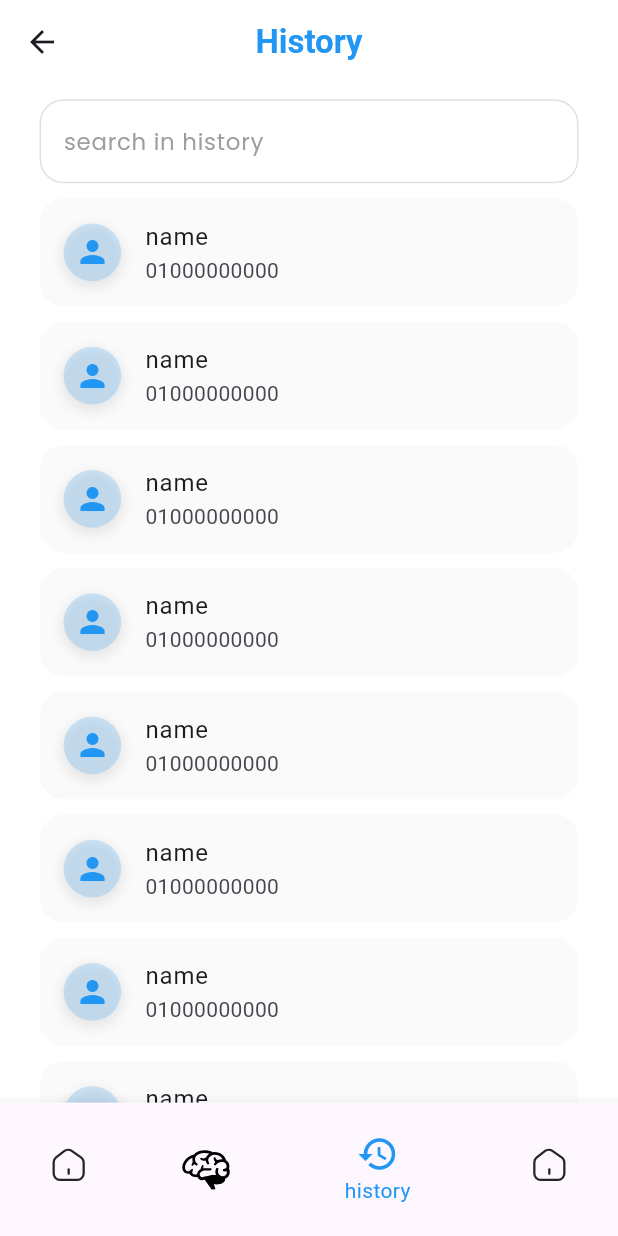
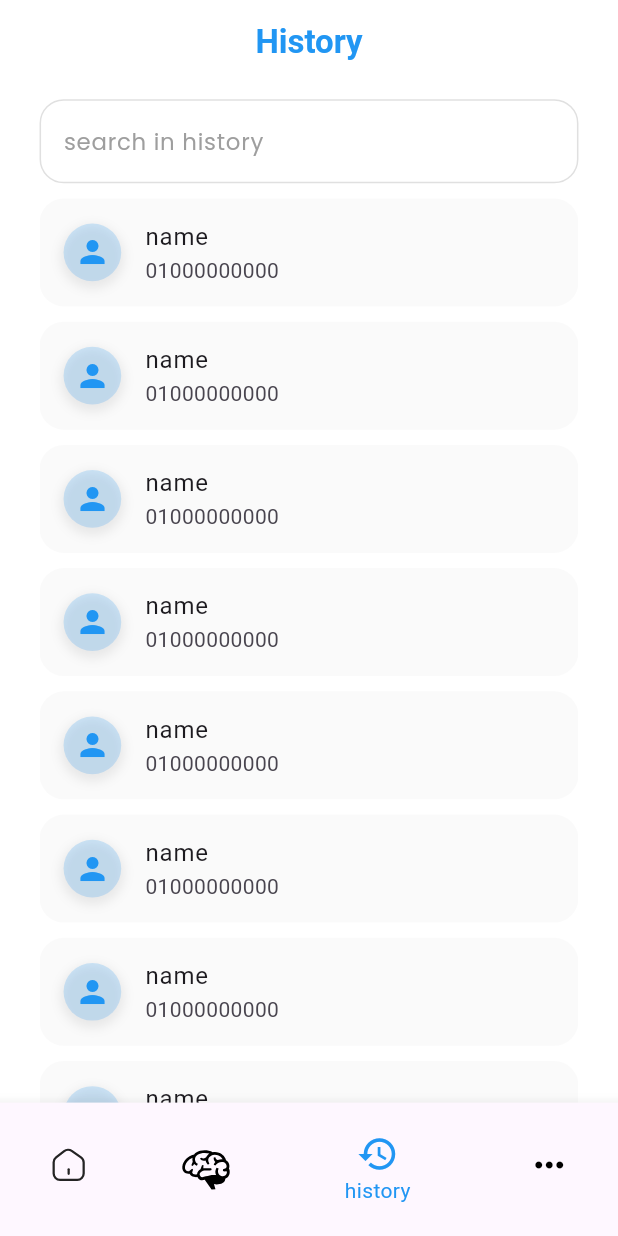
Before and after one commit to IbrahimElbazz/Brainpulse, a Flutter app: the AppNavigation screen opened directly, item 3 of the bottom bar chosen, on a phone screen of 412 x 824 dp. Run offline on Flutter 3.47's test engine with Material 3 defaults, Android fonts, the phone set to English and light mode, and no system bars; our stand-ins replace flutter_bloc, flutter_screenutil, flutter_svg, google_fonts, intl_phone_field.

Commit message:
change more icon in navigation bar

```diff
--- a/lib/features/app_navigation/app_navigation.dart
+++ b/lib/features/app_navigation/app_navigation.dart
@@ -60,14 +60,17 @@ class _AppNavigationState extends State<AppNavigation> {
           size: 28,
         ),
       ),
-      BottomNavigationBarItem(
-        icon: SvgPicture.asset(
-          'assets/svgs/home-2.svg',
+      const BottomNavigationBarItem(
+        icon: Icon(
+          color: Colors.black,
+          Icons.more_horiz,
+          size: 28,
         ),
         label: 'more',
-        activeIcon: SvgPicture.asset(
-          'assets/svgs/home-2.svg',
+        activeIcon: Icon(
           color: Colors.blue,
+          Icons.more_horiz,
+          size: 28,
         ),
       ),
     ];
--- a/lib/main.dart
+++ b/lib/main.dart
@@ -1,5 +1,4 @@
 import 'package:brain_pulse/features/app_navigation/app_navigation.dart';
-import 'package:brain_pulse/features/splash/presentation/views/spalsh_screen.dart';
 import 'package:flutter/material.dart';
 import 'package:flutter_screenutil/flutter_screenutil.dart';
 
@@ -19,7 +18,7 @@ class BrainPulse extends StatelessWidget {
         child: MaterialApp(
           title: 'Brain Pulse',
           debugShowCheckedModeBanner: false,
-          home: SplashScreen(),
+          home: AppNavigation(),
         ));
   }
 }
```
